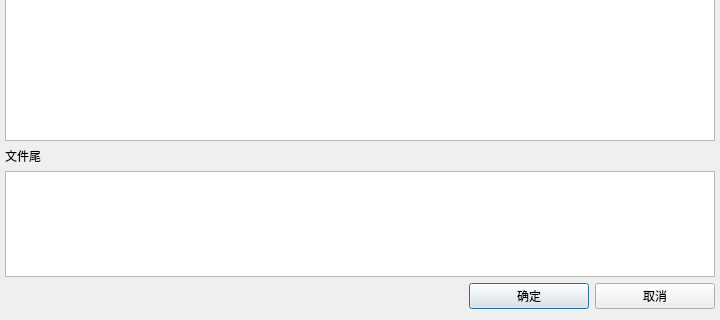
This is src/dialogeditheaderfooter.ui in cnldw/FinanceFileReader as Qt 5 draws it before an edit; both pictures show x 0 to 720 and y 160 to 480 of the 720 by 480 pixel window. The edited form follows.
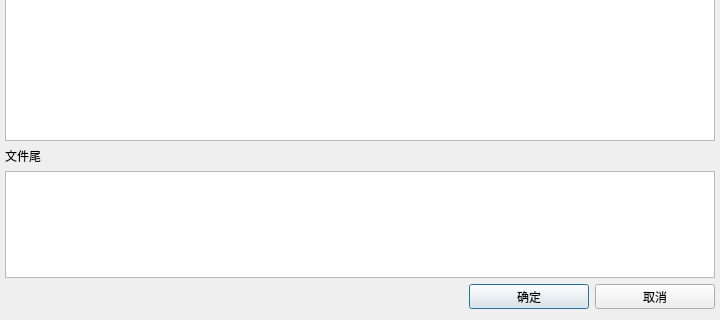
This is the edited form.

Diff of the .ui file:
```diff
--- a/src/dialogeditheaderfooter.ui
+++ b/src/dialogeditheaderfooter.ui
@@ -70,7 +70,13 @@
        <property name="minimumSize">
         <size>
          <width>120</width>
-         <height>0</height>
+         <height>25</height>
+        </size>
+       </property>
+       <property name="maximumSize">
+        <size>
+         <width>16777215</width>
+         <height>25</height>
         </size>
        </property>
        <property name="focusPolicy">
@@ -86,7 +92,13 @@
        <property name="minimumSize">
         <size>
          <width>120</width>
-         <height>0</height>
+         <height>25</height>
+        </size>
+       </property>
+       <property name="maximumSize">
+        <size>
+         <width>16777215</width>
+         <height>25</height>
         </size>
        </property>
        <property name="focusPolicy">
```
